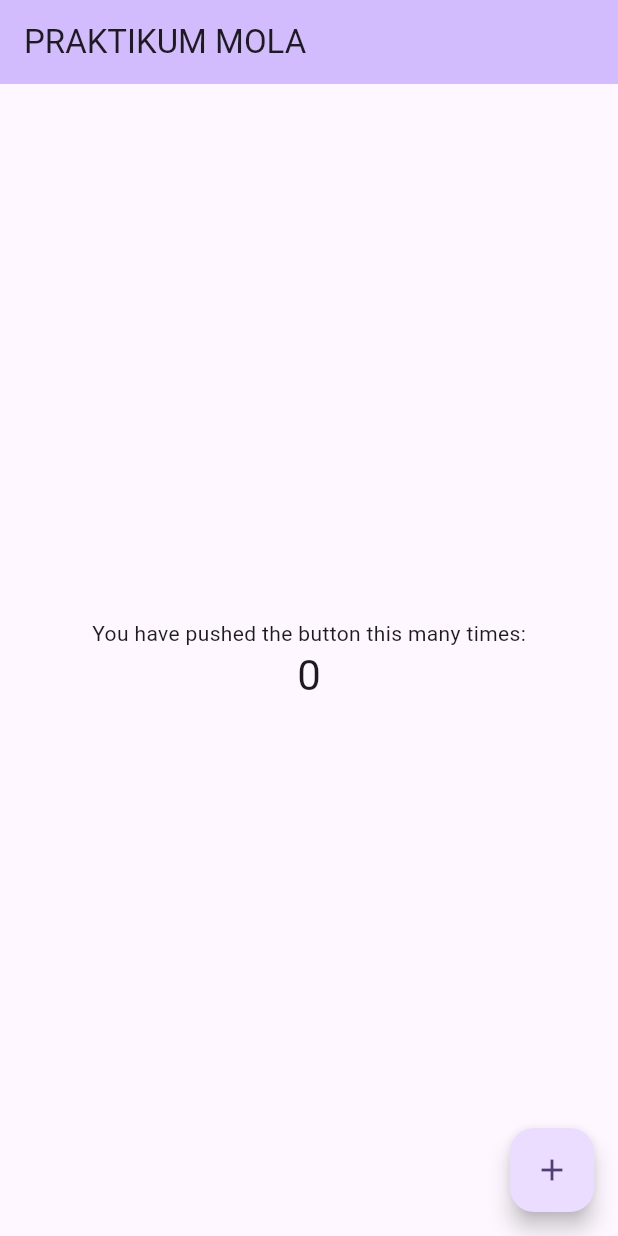
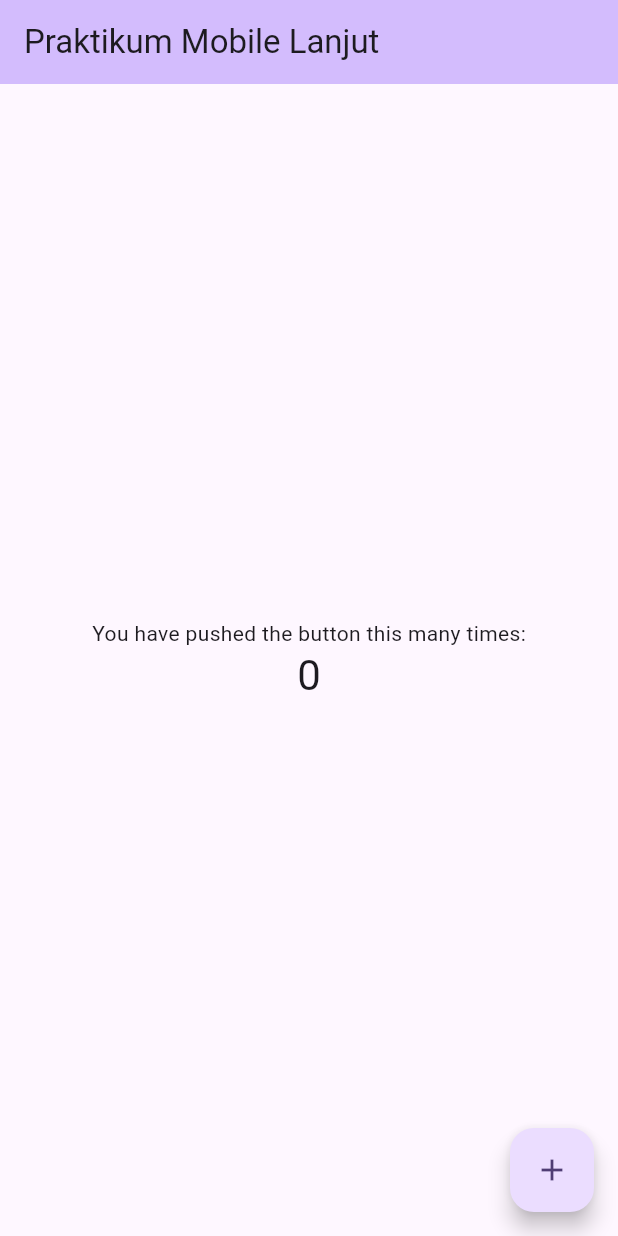
Before and after one commit to AnandaSheva/prakmola, a Flutter app: the screen it shows after launch, on a phone screen of 412 x 824 dp. Run offline on Flutter 3.47's test engine with Material 3 defaults, Android fonts, the phone set to English and light mode, and no system bars.

Commit message:
perubahan file main

```diff
--- a/lib/main.dart
+++ b/lib/main.dart
@@ -30,7 +30,7 @@ class MyApp extends StatelessWidget {
         // tested with just a hot reload.
         colorScheme: ColorScheme.fromSeed(seedColor: Colors.deepPurple),
       ),
-      home: const MyHomePage(title: 'PRAKTIKUM MOLA'),
+      home: const MyHomePage(title: 'Praktikum Mobile Lanjut'),
     );
   }
 }
```
